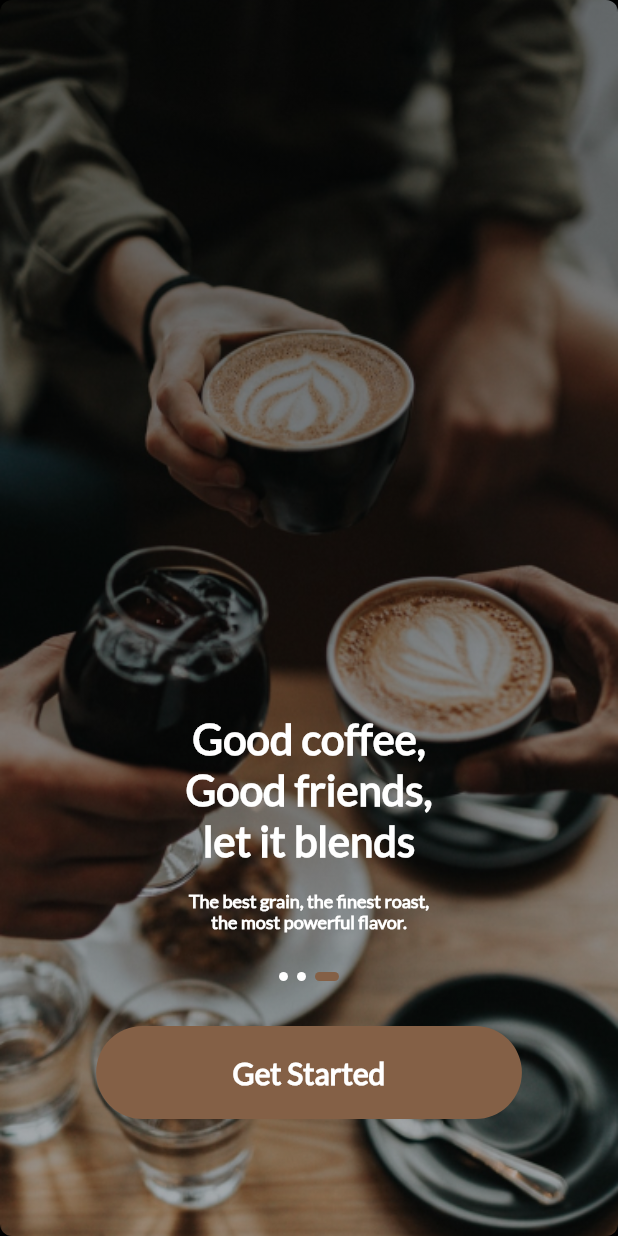
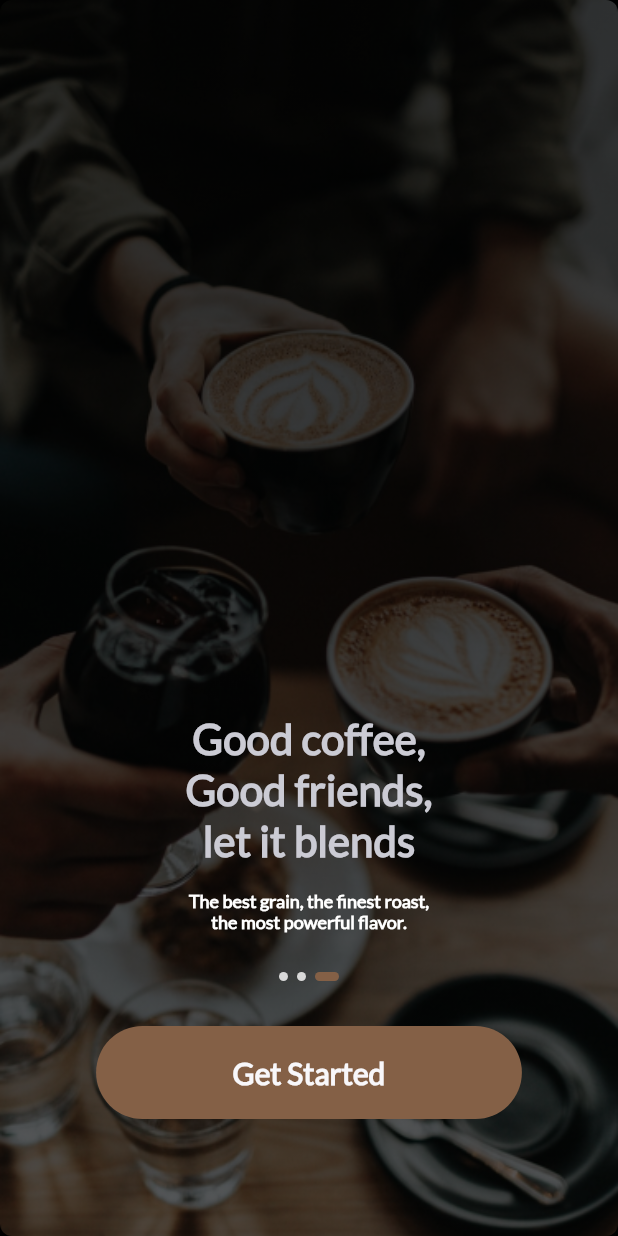
Before and after one commit to bashorihasan/Hasan_App, a Flutter app: the screen it shows after launch, on a phone screen of 412 x 824 dp. Run offline on Flutter 3.47's test engine with Material 2 defaults, Android fonts, the phone set to English and light mode, and no system bars.

Commit message:
fix colors and widgets

```diff
--- a/lib/config/colors.dart
+++ b/lib/config/colors.dart
@@ -3,5 +3,8 @@ import 'package:flutter/material.dart';
 class CustomColor {
   static const primary = Color(0xff846046);
   static const black = Color(0xff000000);
+  static const grey = Color(0xffCBCBD4);
+  static const fadedGrey = Color(0xffD9D9D9);
+  static const lightGrey = Color(0xffF8F7FA);
   static const white = Color(0xffFFFFFF);
 }
--- a/lib/modules/on_boarding/screen/on_boarding_page.dart
+++ b/lib/modules/on_boarding/screen/on_boarding_page.dart
@@ -21,7 +21,7 @@ class OnBoardingPage extends StatelessWidget {
                 const Text(
                   "Good coffee,",
                   style: TextStyle(
-                    color: CustomColor.white,
+                    color: CustomColor.grey,
                     fontSize: 28,
                     fontWeight: FontWeight.bold,
                   ),
@@ -29,7 +29,7 @@ class OnBoardingPage extends StatelessWidget {
                 const Text(
                   "Good friends,",
                   style: TextStyle(
-                    color: CustomColor.white,
+                    color: CustomColor.grey,
                     fontSize: 28,
                     fontWeight: FontWeight.bold,
                   ),
@@ -37,7 +37,7 @@ class OnBoardingPage extends StatelessWidget {
                 const Text(
                   "let it blends",
                   style: TextStyle(
-                    color: CustomColor.white,
+                    color: CustomColor.grey,
                     fontSize: 28,
                     fontWeight: FontWeight.bold,
                   ),
@@ -72,7 +72,7 @@ class OnBoardingPage extends StatelessWidget {
                     child: const Text(
                       "Get Started",
                       style: TextStyle(
-                          color: CustomColor.white,
+                          color: CustomColor.lightGrey,
                           fontSize: 20,
                           fontWeight: FontWeight.bold),
                     ),
--- a/lib/modules/on_boarding/widget/on_boarding_corousel.dart
+++ b/lib/modules/on_boarding/widget/on_boarding_corousel.dart
@@ -9,10 +9,12 @@ class OnBoardingCorousel extends StatelessWidget {
 
   @override
   Widget build(BuildContext context) {
-    final dummyBanner = List<CorouselItem>.generate(
-        3, (index) => CorouselItem(image: 'assets/images/onboarding.png'));
+    final listItem = List<CorouselItem>.generate(
+      3,
+      (index) => CorouselItem(image: 'assets/images/onboarding.png'),
+    );
     return _Corosel(
-      items: dummyBanner,
+      items: listItem,
     );
   }
 }
@@ -21,11 +23,11 @@ class _Corosel extends StatefulWidget {
   const _Corosel({
     Key? key,
     required this.items,
-  })  : itemLenght = items.length,
+  })  : itemLength = items.length,
         super(key: key);
 
   final List<CorouselItem> items;
-  final int itemLenght;
+  final int itemLength;
 
   @override
   State<_Corosel> createState() => _CoroselState();
@@ -35,11 +37,9 @@ class _CoroselState extends State<_Corosel> {
   Timer? timer;
   List<String> images = [];
   final PageController _controller = PageController(
-    // viewportFraction: 0.9,
     initialPage: 1,
   );
 
-  // int length = 300;
   int page = 1;
 
   @override
@@ -96,8 +96,8 @@ class _CoroselState extends State<_Corosel> {
           itemBuilder: (context, index) {
             return ShaderMask(
               shaderCallback: (bounds) {
-                return const RadialGradient(
-                  colors: [Colors.black54, Colors.black12],
+                return RadialGradient(
+                  colors: [Colors.black87.withOpacity(0.8), Colors.black54],
                   center: Alignment.topCenter,
                   radius: 3,
                   tileMode: TileMode.clamp,
@@ -154,7 +154,7 @@ class _Indicator extends StatelessWidget {
                   borderRadius: BorderRadius.circular(4.0),
                   color: i == (index % long)
                       ? CustomColor.primary
-                      : CustomColor.white,
+                      : CustomColor.fadedGrey,
                 ),
                 duration: const Duration(milliseconds: 800),
               );
```
Also changed, not shown: 1 other file.
